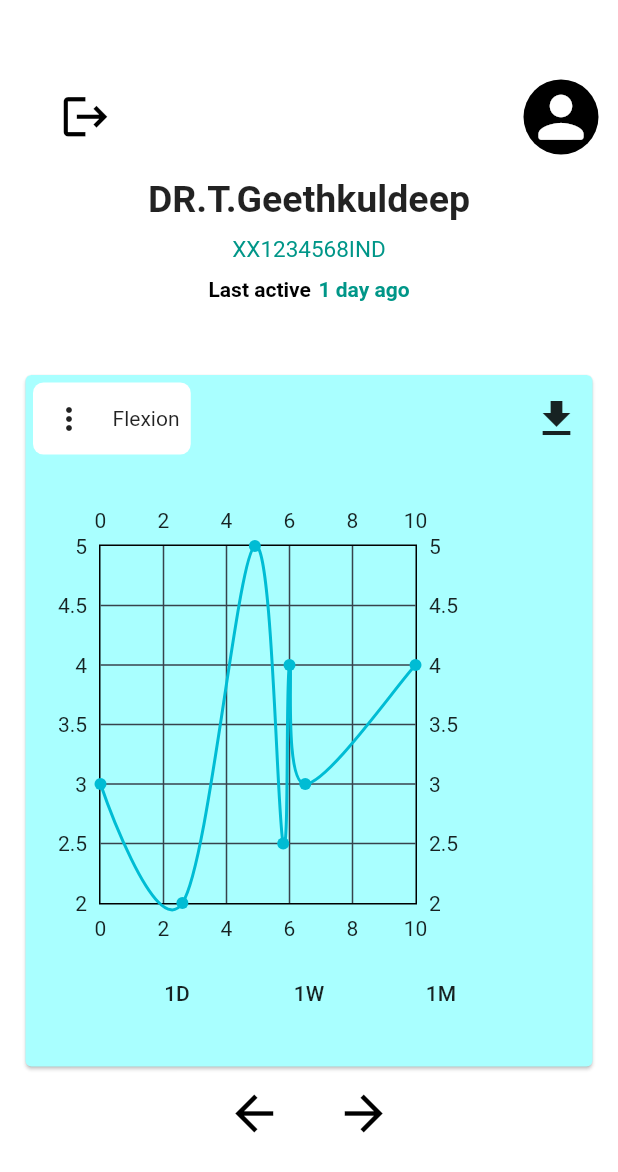
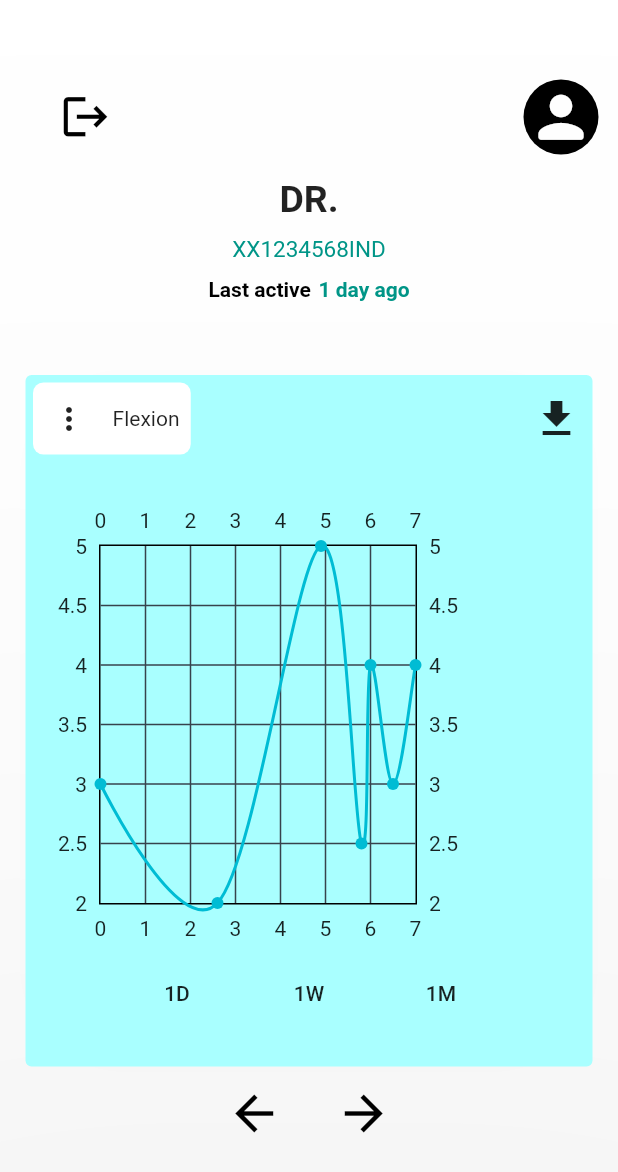
Before and after one commit to GeethKuldeep/doctoradmin_app, a Flutter app: the screen it shows once a user with an empty profile is signed in, after a tap on the "download" icon, on a phone screen of 412 x 824 dp. Shown: the top 1172 px of the screen. Run offline on Flutter 3.47's test engine with Material 2 defaults, Android fonts, the light colour scheme and no system bars; drawn by our look-alikes of fl_chart; our stand-ins replace cloud_firestore, firebase_auth, fluttertoast, google_sign_in, image_gallery_saver, screenshot; accounts and stored records are empty.

Commit message:
Updating username

```diff
--- a/lib/app/home_page.dart
+++ b/lib/app/home_page.dart
@@ -1,30 +1,35 @@
 import 'dart:io';
 import 'dart:typed_data';
 import 'dart:ui' as ui;
-
 import 'package:doctoradmin_app/app/graph1.dart';
 import 'package:doctoradmin_app/app/graph2.dart';
-import 'package:doctoradmin_app/app/sign_in/graph3.dart';
+import 'file:///C:/Users/anirudh/AndroidStudioProjects/doctoradmin_app/lib/app/graph3.dart';
 import 'package:doctoradmin_app/services/auth.dart';
-import 'package:fl_chart/fl_chart.dart';
+import 'package:firebase_auth/firebase_auth.dart';
 import 'package:flutter/material.dart';
 import 'package:flutter/rendering.dart';
 import 'package:fluttertoast/fluttertoast.dart';
 import 'package:screenshot/screenshot.dart';
+import 'package:image_gallery_saver/image_gallery_saver.dart';
 
-import 'package:image_gallery_saver/image_gallery_saver.dart';
-import 'package:path_provider/path_provider.dart';
-import 'package:permission_handler/permission_handler.dart';
 
 class HomePage extends StatefulWidget {
   HomePage({@required this.auth});
   final AuthBase auth;
-
   @override
   _HomePageState createState() => _HomePageState();
 }
 
 class _HomePageState extends State<HomePage> {
+
+
+  File _imageFile;
+  ScreenshotController screenshotController = ScreenshotController();
+  var color = const Color(0xffA9FFFF);
+  GlobalKey _globalKey = GlobalKey();
+  int number = 1;
+  String name='';
+
   Future<void> _signOut() async {
     try {
       await widget.auth.signOut();
@@ -32,13 +37,28 @@ class _HomePageState extends State<HomePage> {
       print(e.toString());
     }
   }
+  Future<void> _getusername() async {
+    try {
+      final _firebaseAuth = FirebaseAuth.instance;
+      final user = await _firebaseAuth.currentUser();
+      print("User Name : ${user.displayName}");
+      name=user.displayName;
+      print(name);
+      setState(() {
+        name=name;
+      });
+    } catch (e) {
+      print(e.toString());
+    }
+  }
 
-  File _imageFile;
-  ScreenshotController screenshotController = ScreenshotController();
-  var color = const Color(0xffA9FFFF);
+  @override
+  void initState () {
+    super.initState();
+    _getusername();
+  }
 
-  GlobalKey _globalKey = GlobalKey();
-  int number = 3;
+
 
   @override
   Widget build(BuildContext context) {
@@ -85,9 +105,18 @@ class _HomePageState extends State<HomePage> {
                     Column(
                       mainAxisAlignment: MainAxisAlignment.center,
                       children: [
-                        Text('DR.T.Geethkuldeep',
-                            style: TextStyle(
+                        Row(
+                          mainAxisAlignment: MainAxisAlignment.center,
+                          children: [
+                            Text('DR.',
+                                style: TextStyle(
+                                    fontWeight: FontWeight.bold, fontSize: 25)),
+                            Text(name,style: TextStyle(
                                 fontWeight: FontWeight.bold, fontSize: 25)),
+
+                          ],
+                        ),
+
                         SizedBox(
                           height: 10,
                         ),
@@ -122,6 +151,7 @@ class _HomePageState extends State<HomePage> {
                   height: 45,
                 ),
                 Card(
+                  elevation: 500,
                   color: color,
                   child: Column(
                     children: [
@@ -160,7 +190,8 @@ class _HomePageState extends State<HomePage> {
                               size: 32,
                             ),
                             onPressed: () {
-                              // _saveScreen();
+                               _saveScreen();
+                               print('pressed');
                             },
                           ),
                         ],
@@ -170,8 +201,11 @@ class _HomePageState extends State<HomePage> {
                       ),
                       Row(
                         children: [
-                          SizedBox(
-                            width: 5,
+                          RepaintBoundary(
+                            key:_globalKey,
+                            child: SizedBox(
+                              width: 5,
+                            ),
                           ),
                           if (number == 1) Graph1(),
                           if (number == 2) Graph2(),
@@ -252,17 +286,19 @@ class _HomePageState extends State<HomePage> {
     );
   }
 
-  ///_saveScreen() async {
-  ///  RenderRepaintBoundary boundary =
-  /// _globalKey.currentContext.findRenderObject();
-  /// ui.Image image = await boundary.toImage();
-  ///  ByteData byteData = await image.toByteData(format: ui.ImageByteFormat.png);
-  ///  final result = await ImageGallerySaver.saveImage(byteData.buffer.asUint8List());
-  ///  print(result);
-  ///   _toastInfo(result.toString());
-  // }
-  // _toastInfo(String info) {
-  //   Fluttertoast.showToast(msg: info, toastLength: Toast.LENGTH_LONG);
-//  }
+  _saveScreen() async {
+    RenderRepaintBoundary boundary =
+  _globalKey.currentContext.findRenderObject();
+    print("started");
+   ui.Image image = await boundary.toImage();
+    ByteData byteData = await image.toByteData(format: ui.ImageByteFormat.png);
+    final result = await ImageGallerySaver.saveImage(byteData.buffer.asUint8List());
+    print("Ended");
+    print(result);
+    _toastInfo(result.toString());
+  }
+   _toastInfo(String info) {
+    Fluttertoast.showToast(msg: info, toastLength: Toast.LENGTH_LONG);
+ }
 
 }
--- a/lib/app/sign_in/sign_in_page.dart
+++ b/lib/app/sign_in/sign_in_page.dart
@@ -14,6 +14,7 @@ class SignInPage extends StatelessWidget {
   Future<void> _signInWithGoogle() async {
     try {
       await auth.signInWithGoogle();
+
     } catch (e) {
       print(e.toString());
     }
--- a/lib/services/auth.dart
+++ b/lib/services/auth.dart
@@ -37,6 +37,7 @@ class Auth implements AuthBase {
   @override
   Future<User> currentUser() async {
     final user = await _firebaseAuth.currentUser();
+    print("User Name : ${user.displayName}");
     return _userFromFirebase(user);
   }
 
@@ -59,6 +60,7 @@ class Auth implements AuthBase {
 
   @override
   Future<User> signInWithGoogle() async {
+    print('successful');
     final googleSignIn = GoogleSignIn();
     final googleAccount = await googleSignIn.signIn();
     if (googleAccount != null) {
@@ -71,6 +73,7 @@ class Auth implements AuthBase {
           ),
         );
         return _userFromFirebase(authResult.user);
+
       } else {
         throw PlatformException(
           code: 'ERROR_MISSING_GOOGLE_AUTH_TOKEN',
--- a/pubspec.yaml
+++ b/pubspec.yaml
@@ -34,7 +34,7 @@ dependencies:
   provider: ^3.1.0+1
   fl_chart: ^0.12.0
   screenshot: ^0.2.0
-  image_gallery_saver: '^1.6.7'
+  image_gallery_saver: ^1.6.7
   permission_handler: ^5.0.1+1
   path_provider: ^1.6.27
   fluttertoast: ^7.1.6
```
Also changed, not shown: lib/app/graph3.dart (renamed from lib/app/sign_in/graph3.dart).
